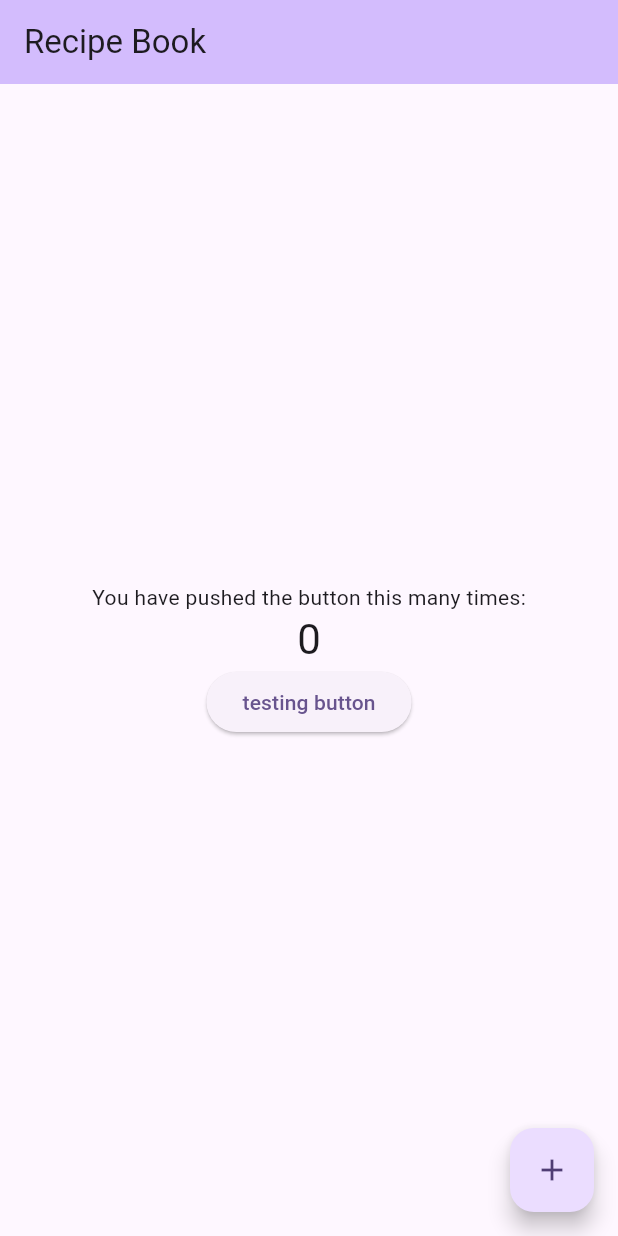
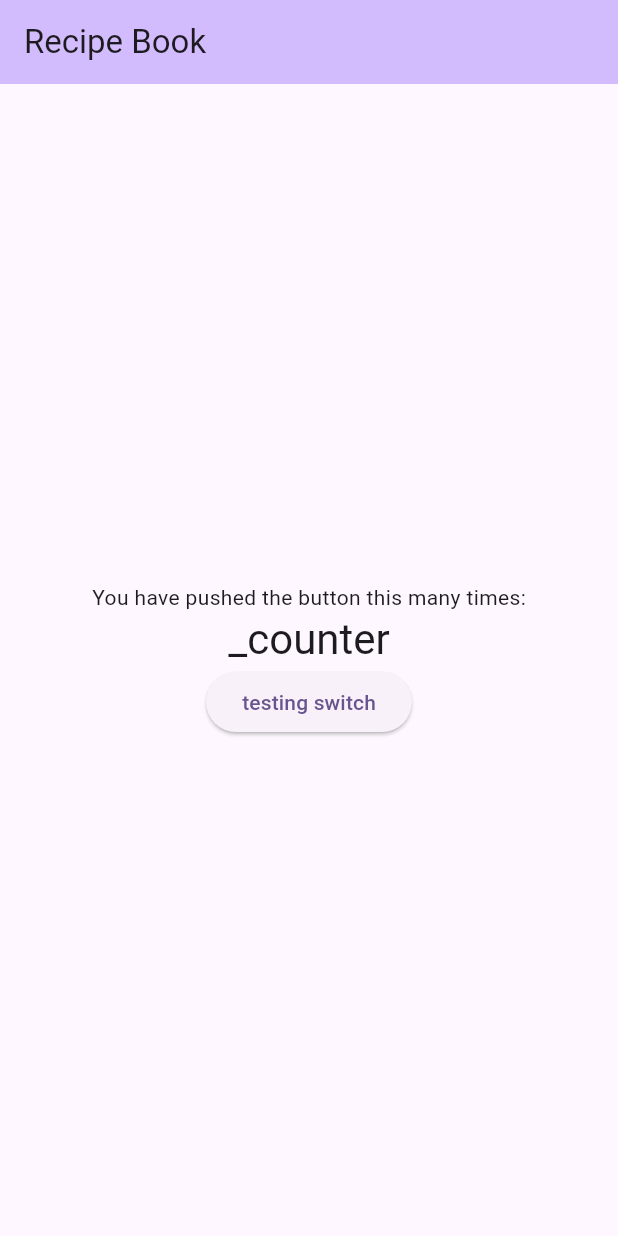
Before and after one commit to gsu-jla/MAD-CW_02, a Flutter app: the screen it shows after launch, on a phone screen of 412 x 824 dp. Run offline on Flutter 3.47's test engine with Material 3 defaults, Android fonts, the phone set to English and light mode, and no system bars.

Commit message:
implemented buttons w/ switching functionality

```diff
--- a/lib/main.dart
+++ b/lib/main.dart
@@ -31,15 +31,6 @@ class HomeScreen extends StatelessWidget {
 class MyHomePage extends StatefulWidget {
   const MyHomePage({super.key, required this.title});
 
-  // This widget is the home page of your application. It is stateful, meaning
-  // that it has a State object (defined below) that contains fields that affect
-  // how it looks.
-
-  // This class is the configuration for the state. It holds the values (in this
-  // case the title) provided by the parent (in this case the App widget) and
-  // used by the build method of the State. Fields in a Widget subclass are
-  // always marked "final".
-
   final String title;
 
   @override
@@ -47,27 +38,14 @@ class MyHomePage extends StatefulWidget {
 }
 
 class _MyHomePageState extends State<MyHomePage> {
-  int _counter = 0;
-
-  void _incrementCounter() {
+  void _toRecipe() {
     setState(() {
-      // This call to setState tells the Flutter framework that something has
-      // changed in this State, which causes it to rerun the build method below
-      // so that the display can reflect the updated values. If we changed
-      // _counter without calling setState(), then the build method would not be
-      // called again, and so nothing would appear to happen.
-      _counter++;
+      runApp(DetailsHome());
     });
   }
 
   @override
   Widget build(BuildContext context) {
-    // This method is rerun every time setState is called, for instance as done
-    // by the _incrementCounter method above.
-    //
-    // The Flutter framework has been optimized to make rerunning build methods
-    // fast, so that you can just rebuild anything that needs updating rather
-    // than having to individually change instances of widgets.
     return Scaffold(
       appBar: AppBar(
         // TRY THIS: Try changing the color here to a specific color (to
@@ -88,20 +66,15 @@ class _MyHomePageState extends State<MyHomePage> {
               'You have pushed the button this many times:',
             ),
             Text(
-              '$_counter',
+              '_counter',
               style: Theme.of(context).textTheme.headlineMedium,
             ),
-            ElevatedButton(   //this is the reset button
-              onPressed: _incrementCounter,
-              child: const Text('testing button'),
+            ElevatedButton(   // This button is for switching dart
+              onPressed: _toRecipe,
+              child: const Text('testing switch'),
             ),
           ],
         ),
-      ),
-      floatingActionButton: FloatingActionButton(
-        onPressed: _incrementCounter,
-        tooltip: 'Increment',
-        child: const Icon(Icons.add),
       ), // This trailing comma makes auto-formatting nicer for build methods.
     );
   }
```
Also changed, not shown: lib/details.dart (+57 -8 lines).
